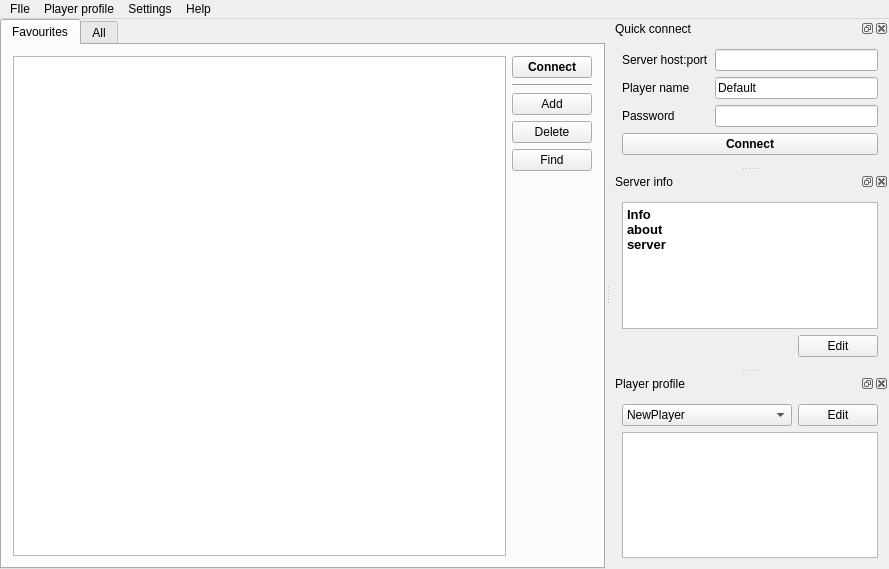
The window that src/mainwindow.ui (navrocky/urtconnector) describes before a commit, drawn with Qt 5.
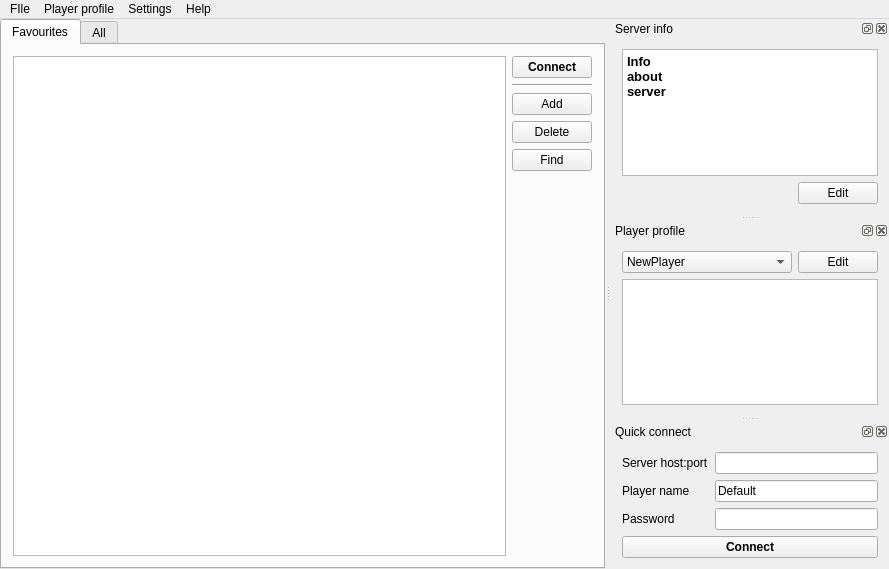
The same window after the commit.

Commit message: QuickConnect dockWidget moved to bottom

What changed in the file:
```diff
--- a/src/mainwindow.ui
+++ b/src/mainwindow.ui
@@ -199,6 +199,107 @@
    <addaction name="menuOptions"/>
    <addaction name="menuHelp"/>
   </widget>
+  <widget class="QDockWidget" name="dockWidget_5">
+   <property name="windowTitle">
+    <string>Server info</string>
+   </property>
+   <attribute name="dockWidgetArea">
+    <number>2</number>
+   </attribute>
+   <widget class="QWidget" name="dockWidgetContents_8">
+    <layout class="QVBoxLayout" name="verticalLayout_3">
+     <item>
+      <widget class="QTextBrowser" name="textBrowser">
+       <property name="html">
+        <string>&lt;!DOCTYPE HTML PUBLIC &quot;-//W3C//DTD HTML 4.0//EN&quot; &quot;http://www.w3.org/TR/REC-html40/strict.dtd&quot;&gt;
+&lt;html&gt;&lt;head&gt;&lt;meta name=&quot;qrichtext&quot; content=&quot;1&quot; /&gt;&lt;style type=&quot;text/css&quot;&gt;
+p, li { white-space: pre-wrap; }
+&lt;/style&gt;&lt;/head&gt;&lt;body style=&quot; font-family:'Sans Serif'; font-size:10pt; font-weight:400; font-style:normal;&quot;&gt;
+&lt;p style=&quot; margin-top:0px; margin-bottom:0px; margin-left:0px; margin-right:0px; -qt-block-indent:0; text-indent:0px;&quot;&gt;&lt;span style=&quot; font-weight:600;&quot;&gt;Info&lt;/span&gt;&lt;/p&gt;
+&lt;p style=&quot; margin-top:0px; margin-bottom:0px; margin-left:0px; margin-right:0px; -qt-block-indent:0; text-indent:0px;&quot;&gt;&lt;span style=&quot; font-weight:600;&quot;&gt;about&lt;/span&gt;&lt;/p&gt;
+&lt;p style=&quot; margin-top:0px; margin-bottom:0px; margin-left:0px; margin-right:0px; -qt-block-indent:0; text-indent:0px;&quot;&gt;&lt;span style=&quot; font-weight:600;&quot;&gt;server&lt;/span&gt;&lt;/p&gt;&lt;/body&gt;&lt;/html&gt;</string>
+       </property>
+      </widget>
+     </item>
+     <item>
+      <layout class="QHBoxLayout" name="horizontalLayout_3">
+       <item>
+        <spacer name="horizontalSpacer">
+         <property name="orientation">
+          <enum>Qt::Horizontal</enum>
+         </property>
+         <property name="sizeHint" stdset="0">
+          <size>
+           <width>40</width>
+           <height>20</height>
+          </size>
+         </property>
+        </spacer>
+       </item>
+       <item>
+        <widget class="QPushButton" name="pushButton">
+         <property name="sizePolicy">
+          <sizepolicy hsizetype="Maximum" vsizetype="Fixed">
+           <horstretch>0</horstretch>
+           <verstretch>0</verstretch>
+          </sizepolicy>
+         </property>
+         <property name="text">
+          <string>Edit</string>
+         </property>
+        </widget>
+       </item>
+      </layout>
+     </item>
+    </layout>
+   </widget>
+  </widget>
+  <widget class="QDockWidget" name="dockWidget_6">
+   <property name="windowTitle">
+    <string>Player profile</string>
+   </property>
+   <attribute name="dockWidgetArea">
+    <number>2</number>
+   </attribute>
+   <widget class="QWidget" name="dockWidgetContents_9">
+    <layout class="QVBoxLayout" name="verticalLayout">
+     <item>
+      <layout class="QHBoxLayout" name="horizontalLayout">
+       <item>
+        <widget class="QComboBox" name="comboBox_3">
+         <item>
+          <property name="text">
+           <string>NewPlayer</string>
+          </property>
+         </item>
+         <item>
+          <property name="text">
+           <string>Player2</string>
+          </property>
+         </item>
+        </widget>
+       </item>
+       <item>
+        <widget class="QPushButton" name="pushButton_3">
+         <property name="sizePolicy">
+          <sizepolicy hsizetype="Maximum" vsizetype="Fixed">
+           <horstretch>0</horstretch>
+           <verstretch>0</verstretch>
+          </sizepolicy>
+         </property>
+         <property name="text">
+          <string>Edit</string>
+         </property>
+        </widget>
+       </item>
+      </layout>
+     </item>
+     <item>
+      <widget class="QTextBrowser" name="textBrowser_2"/>
+     </item>
+    </layout>
+   </widget>
+  </widget>
   <widget class="QDockWidget" name="dockWidget_2">
    <property name="windowTitle">
     <string>Quick connect</string>
@@ -287,107 +388,6 @@
     </layout>
    </widget>
   </widget>
-  <widget class="QDockWidget" name="dockWidget_5">
-   <property name="windowTitle">
-    <string>Server info</string>
-   </property>
-   <attribute name="dockWidgetArea">
-    <number>2</number>
-   </attribute>
-   <widget class="QWidget" name="dockWidgetContents_8">
-    <layout class="QVBoxLayout" name="verticalLayout_3">
-     <item>
-      <widget class="QTextBrowser" name="textBrowser">
-       <property name="html">
-        <string>&lt;!DOCTYPE HTML PUBLIC &quot;-//W3C//DTD HTML 4.0//EN&quot; &quot;http://www.w3.org/TR/REC-html40/strict.dtd&quot;&gt;
-&lt;html&gt;&lt;head&gt;&lt;meta name=&quot;qrichtext&quot; content=&quot;1&quot; /&gt;&lt;style type=&quot;text/css&quot;&gt;
-p, li { white-space: pre-wrap; }
-&lt;/style&gt;&lt;/head&gt;&lt;body style=&quot; font-family:'Sans Serif'; font-size:10pt; font-weight:400; font-style:normal;&quot;&gt;
-&lt;p style=&quot; margin-top:0px; margin-bottom:0px; margin-left:0px; margin-right:0px; -qt-block-indent:0; text-indent:0px;&quot;&gt;&lt;span style=&quot; font-weight:600;&quot;&gt;Info&lt;/span&gt;&lt;/p&gt;
-&lt;p style=&quot; margin-top:0px; margin-bottom:0px; margin-left:0px; margin-right:0px; -qt-block-indent:0; text-indent:0px;&quot;&gt;&lt;span style=&quot; font-weight:600;&quot;&gt;about&lt;/span&gt;&lt;/p&gt;
-&lt;p style=&quot; margin-top:0px; margin-bottom:0px; margin-left:0px; margin-right:0px; -qt-block-indent:0; text-indent:0px;&quot;&gt;&lt;span style=&quot; font-weight:600;&quot;&gt;server&lt;/span&gt;&lt;/p&gt;&lt;/body&gt;&lt;/html&gt;</string>
-       </property>
-      </widget>
-     </item>
-     <item>
-      <layout class="QHBoxLayout" name="horizontalLayout_3">
-       <item>
-        <spacer name="horizontalSpacer">
-         <property name="orientation">
-          <enum>Qt::Horizontal</enum>
-         </property>
-         <property name="sizeHint" stdset="0">
-          <size>
-           <width>40</width>
-           <height>20</height>
-          </size>
-         </property>
-        </spacer>
-       </item>
-       <item>
-        <widget class="QPushButton" name="pushButton">
-         <property name="sizePolicy">
-          <sizepolicy hsizetype="Maximum" vsizetype="Fixed">
-           <horstretch>0</horstretch>
-           <verstretch>0</verstretch>
-          </sizepolicy>
-         </property>
-         <property name="text">
-          <string>Edit</string>
-         </property>
-        </widget>
-       </item>
-      </layout>
-     </item>
-    </layout>
-   </widget>
-  </widget>
-  <widget class="QDockWidget" name="dockWidget_6">
-   <property name="windowTitle">
-    <string>Player profile</string>
-   </property>
-   <attribute name="dockWidgetArea">
-    <number>2</number>
-   </attribute>
-   <widget class="QWidget" name="dockWidgetContents_9">
-    <layout class="QVBoxLayout" name="verticalLayout">
-     <item>
-      <layout class="QHBoxLayout" name="horizontalLayout">
-       <item>
-        <widget class="QComboBox" name="comboBox_3">
-         <item>
-          <property name="text">
-           <string>NewPlayer</string>
-          </property>
-         </item>
-         <item>
-          <property name="text">
-           <string>Player2</string>
-          </property>
-         </item>
-        </widget>
-       </item>
-       <item>
-        <widget class="QPushButton" name="pushButton_3">
-         <property name="sizePolicy">
-          <sizepolicy hsizetype="Maximum" vsizetype="Fixed">
-           <horstretch>0</horstretch>
-           <verstretch>0</verstretch>
-          </sizepolicy>
-         </property>
-         <property name="text">
-          <string>Edit</string>
-         </property>
-        </widget>
-       </item>
-      </layout>
-     </item>
-     <item>
-      <widget class="QTextBrowser" name="textBrowser_2"/>
-     </item>
-    </layout>
-   </widget>
-  </widget>
   <action name="actionQuit">
    <property name="text">
     <string>Quit</string>
```
